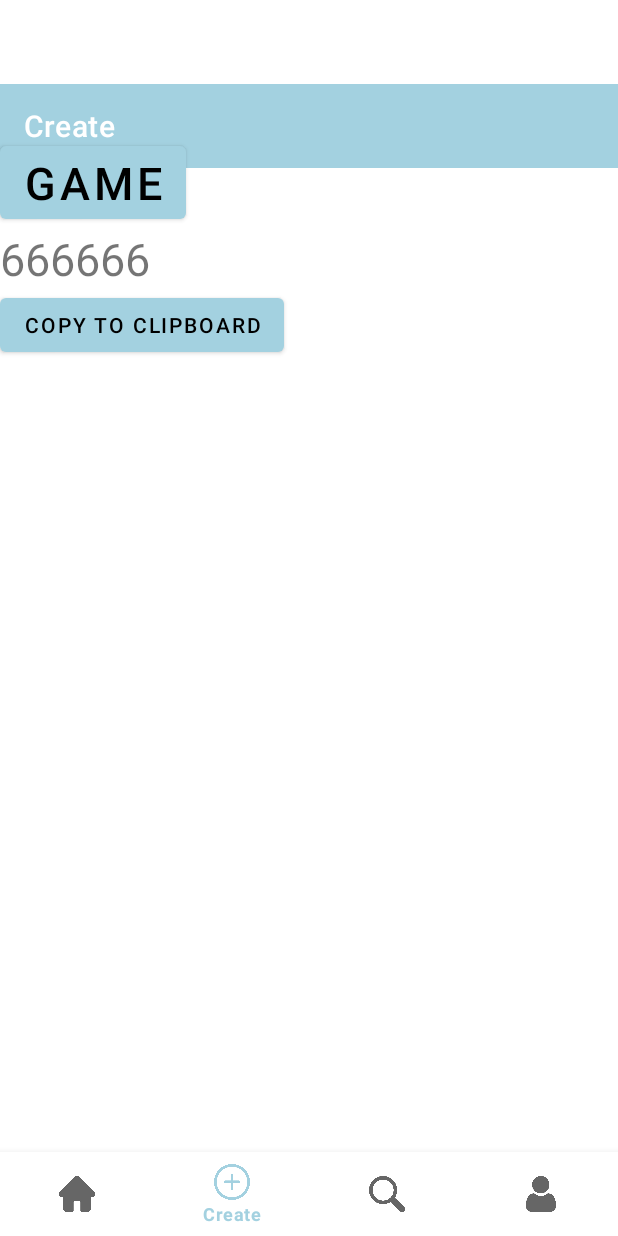
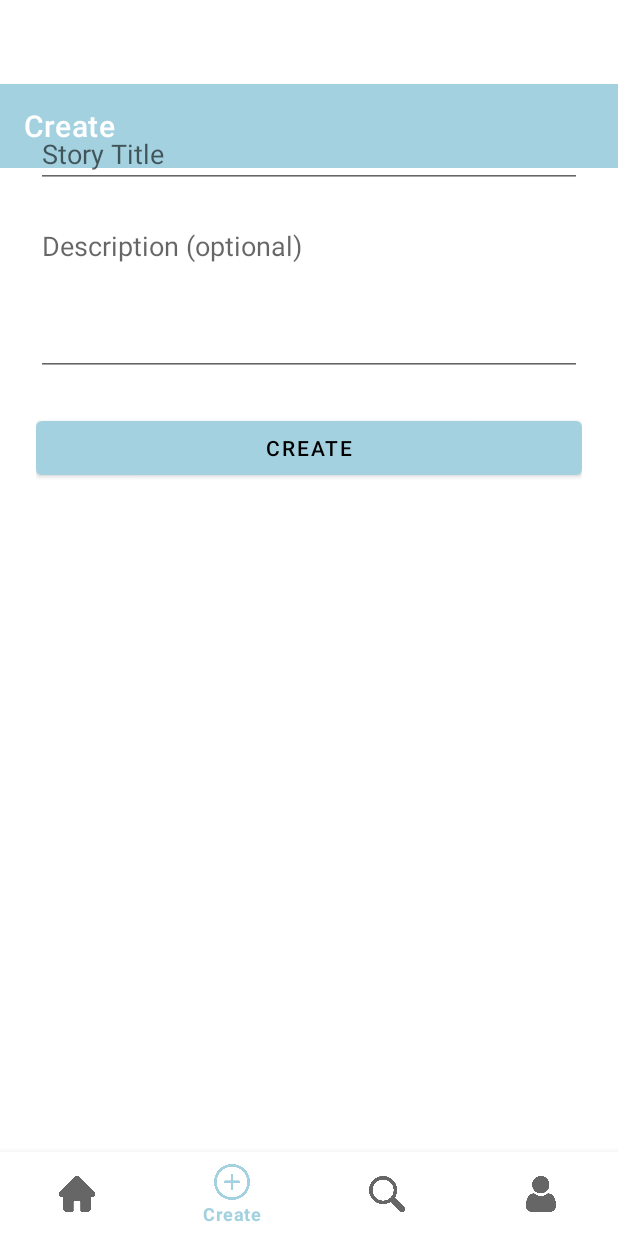
Before and after one commit to Jakubowsky97/StoryWeave, an Android app: the CreateFragment screen opened through its navigation route, on a phone screen of 412 x 824 dp. Run offline under Robolectric (Android 15) with nearby library versions, the phone set to English and light mode, and no system bars; our stand-ins replace Firebase (no records; nobody signed in at launch, a user with empty details on screens opened directly), navigation-ui.

Commit message:
Chaning screen in create view

```diff
--- a/app/src/main/java/com/example/storyweave/LoginActivity.java
+++ b/app/src/main/java/com/example/storyweave/LoginActivity.java
@@ -48,6 +48,11 @@ public class LoginActivity extends AppCompatActivity {
         setContentView(R.layout.activity_login);
 
         mAuth = FirebaseAuth.getInstance();
+
+        if(mAuth.getCurrentUser() != null){
+            startActivity(new Intent(this, MainActivity.class));
+            finish();
+        }
 
         emailEditText = findViewById(R.id.emailEditText);
         passwordEditText = findViewById(R.id.passwordEditText);
--- a/app/src/main/java/com/example/storyweave/ui/create/CreateFragment.java
+++ b/app/src/main/java/com/example/storyweave/ui/create/CreateFragment.java
@@ -1,83 +1,68 @@
 package com.example.storyweave.ui.create;
-
-
-import static com.example.storyweave.game.GameCodeGenerator.generateSixDigitCode;
 
 import android.content.ClipboardManager;
 import android.content.ClipData;
 import android.content.Context;
-import android.content.Intent;
 import android.os.Bundle;
 import android.view.LayoutInflater;
 import android.view.View;
 import android.view.ViewGroup;
-import android.widget.Button;
-import android.widget.TextView;
 import android.widget.Toast;
 
-import androidx.annotation.NonNull;
 import androidx.fragment.app.Fragment;
 import androidx.lifecycle.ViewModelProvider;
 
-import com.example.storyweave.game.GameActivity;
-import com.example.storyweave.R;
 import com.example.storyweave.databinding.FragmentCreateBinding;
-
-import java.util.Random;
 
 public class CreateFragment extends Fragment {
 
     private FragmentCreateBinding binding;
+    private CreateViewModel viewModel;
 
+    @Override
+    public View onCreateView(LayoutInflater inflater, ViewGroup container, Bundle savedInstanceState) {
+        binding = FragmentCreateBinding.inflate(inflater, container, false);
+        viewModel = new ViewModelProvider(this).get(CreateViewModel.class);
 
-    private TextView txtcopy;
-    private Button btngame, btncopy;
+        setupListeners();
+        setupObservers();
 
-    public View onCreateView(@NonNull LayoutInflater inflater,
-                             ViewGroup container, Bundle savedInstanceState) {
-        CreateViewModel createViewModel =
-                new ViewModelProvider(this).get(CreateViewModel.class);
-        binding = FragmentCreateBinding.inflate(inflater, container, false);
-        View root = binding.getRoot();
+        return binding.getRoot();
+    }
 
-        final TextView textView = binding.textCreate;
-        createViewModel.getText().observe(getViewLifecycleOwner(), textView::setText);
+    private void setupListeners() {
+        binding.btnCreate.setOnClickListener(v -> {
+            String title = binding.inputTitle.getText().toString().trim();
+            String description = binding.inputDescription.getText().toString().trim();
 
+            if (title.isEmpty()) {
+                binding.inputTitle.setError("Title is required");
+                return;
+            }
 
-        //game button test********************************
-        btngame = root.findViewById(R.id.button_game);
+            viewModel.createStory(title, description);
+        });
 
-        btngame.setOnClickListener(new View.OnClickListener() {
-            @Override
-            public void onClick(View v) {
-                getActivity().setContentView(R.layout.activity_game);
+        binding.btnCopyCode.setOnClickListener(v -> {
+            String code = binding.textInviteCode.getText().toString();
+            ClipboardManager clipboard = (ClipboardManager) requireContext().getSystemService(Context.CLIPBOARD_SERVICE);
+            ClipData clip = ClipData.newPlainText("Invite Code", code);
+            clipboard.setPrimaryClip(clip);
+            Toast.makeText(requireContext(), "Invite code copied!", Toast.LENGTH_SHORT).show();
+        });
+    }
+
+    private void setupObservers() {
+        viewModel.getGeneratedInviteCode().observe(getViewLifecycleOwner(), code -> {
+            binding.textInviteCode.setText(code);
+        });
+
+        viewModel.getCreateSuccess().observe(getViewLifecycleOwner(), success -> {
+            if (success) {
+                binding.inviteCodeLayout.setVisibility(View.VISIBLE);
             }
         });
-        //game button test********************************
-
-
-        //random code*************************
-        txtcopy = root.findViewById(R.id.textcopy);
-
-        txtcopy.setText(generateSixDigitCode());
-
-        btncopy = root.findViewById(R.id.button_copy);
-
-        btncopy.setOnClickListener(new View.OnClickListener() {
-            @Override
-            public void onClick(View v) {
-                ClipboardManager clipboard = (ClipboardManager) getActivity().getSystemService(Context.CLIPBOARD_SERVICE);
-                ClipData clip = ClipData.newPlainText("Code", txtcopy.getText());
-                clipboard.setPrimaryClip(clip);
-                Toast.makeText(getActivity().getApplicationContext(), "String copied to Clipboard", Toast.LENGTH_LONG).show();
-            }
-
-        });
-        //random code*************************
-
-        return root;
     }
-
 
     @Override
     public void onDestroyView() {
--- a/app/src/main/java/com/example/storyweave/ui/create/CreateViewModel.java
+++ b/app/src/main/java/com/example/storyweave/ui/create/CreateViewModel.java
@@ -1,18 +1,49 @@
 package com.example.storyweave.ui.create;
+
+import android.util.Log;
 
 import androidx.lifecycle.LiveData;
 import androidx.lifecycle.MutableLiveData;
 import androidx.lifecycle.ViewModel;
 
+import com.example.storyweave.model.Story;
+import com.google.firebase.firestore.FirebaseFirestore;
+
+import java.util.Random;
+
 public class CreateViewModel extends ViewModel {
 
-    private final MutableLiveData<String> mText;
+    private final FirebaseFirestore db = FirebaseFirestore.getInstance();
+    private final MutableLiveData<Boolean> createSuccess = new MutableLiveData<>(false);
+    private final MutableLiveData<String> generatedInviteCode = new MutableLiveData<>();
 
-    public CreateViewModel() {
-        mText = new MutableLiveData<>();
+    public LiveData<Boolean> getCreateSuccess() {
+        return createSuccess;
     }
 
-    public LiveData<String> getText() {
-        return mText;
+    public LiveData<String> getGeneratedInviteCode() {
+        return generatedInviteCode;
+    }
+
+    public void createStory(String title, String description) {
+        String inviteCode = generateInviteCode();
+        generatedInviteCode.setValue(inviteCode);
+
+        Story story = new Story(title, description, System.currentTimeMillis(), inviteCode);
+
+        db.collection("stories")
+                .add(story)
+                .addOnSuccessListener(documentReference -> createSuccess.setValue(true))
+                .addOnFailureListener(e -> Log.e("CreateViewModel", "Failed to create story", e));
+    }
+
+    private String generateInviteCode() {
+        String chars = "ABCDEFGHIJKLMNOPQRSTUVWXYZ0123456789";
+        StringBuilder code = new StringBuilder();
+        Random random = new Random();
+        for (int i = 0; i < 6; i++) {
+            code.append(chars.charAt(random.nextInt(chars.length())));
+        }
+        return code.toString();
     }
 }
--- a/app/src/main/res/layout/fragment_create.xml
+++ b/app/src/main/res/layout/fragment_create.xml
@@ -1,38 +1,57 @@
-<?xml version="1.0" encoding="utf-8"?>
 <LinearLayout xmlns:android="http://schemas.android.com/apk/res/android"
-    xmlns:app="http://schemas.android.com/apk/res-auto"
-    xmlns:tools="http://schemas.android.com/tools"
-    android:orientation="vertical"
+    android:id="@+id/createLayout"
     android:layout_width="match_parent"
     android:layout_height="match_parent"
-    tools:context=".ui.create.CreateFragment">
+    android:orientation="vertical"
+    android:padding="24dp">
 
-    <TextView
-        android:id="@+id/text_create"
+    <EditText
+        android:id="@+id/inputTitle"
         android:layout_width="match_parent"
         android:layout_height="wrap_content"
-        android:layout_marginStart="8dp"
-        android:layout_marginTop="8dp"
-        android:layout_marginEnd="8dp"
-        android:textAlignment="center"
-        android:textSize="20sp"
-        android:layout_gravity="center"/>
-    <Button
-        android:id="@+id/button_game"
-        android:layout_width="wrap_content"
-        android:layout_height="wrap_content"
-        android:text="Game"
-        android:layout_gravity="bottom"
-        android:textSize="30sp"/>
-    <TextView
-        android:id="@+id/textcopy"
+        android:hint="Story Title"
+        android:inputType="text"
+        android:maxLines="1" />
+
+    <EditText
+        android:id="@+id/inputDescription"
         android:layout_width="match_parent"
         android:layout_height="wrap_content"
-        android:text="Copy test"
-        android:textSize="30sp"/>
+        android:hint="Description (optional)"
+        android:inputType="textMultiLine"
+        android:lines="4"
+        android:gravity="top"
+        android:layout_marginTop="16dp" />
+
     <Button
-        android:id="@+id/button_copy"
-        android:layout_width="wrap_content"
+        android:id="@+id/btnCreate"
+        android:layout_width="match_parent"
         android:layout_height="wrap_content"
-        android:text="Copy to clipboard"/>
+        android:text="Create"
+        android:layout_marginTop="24dp" />
+
+    <LinearLayout
+        android:id="@+id/inviteCodeLayout"
+        android:layout_width="match_parent"
+        android:layout_height="wrap_content"
+        android:orientation="horizontal"
+        android:visibility="gone"
+        android:layout_marginTop="24dp"
+        android:gravity="center_vertical">
+
+        <TextView
+            android:id="@+id/textInviteCode"
+            android:layout_width="0dp"
+            android:layout_weight="1"
+            android:layout_height="wrap_content"
+            android:text="CODE123"
+            android:textStyle="bold"
+            android:textSize="18sp" />
+
+        <Button
+            android:id="@+id/btnCopyCode"
+            android:layout_width="wrap_content"
+            android:layout_height="wrap_content"
+            android:text="Copy" />
+    </LinearLayout>
 </LinearLayout>
```
Also changed, not shown: app/src/main/java/com/example/storyweave/model/Story.java (added, +29 -0 lines).
